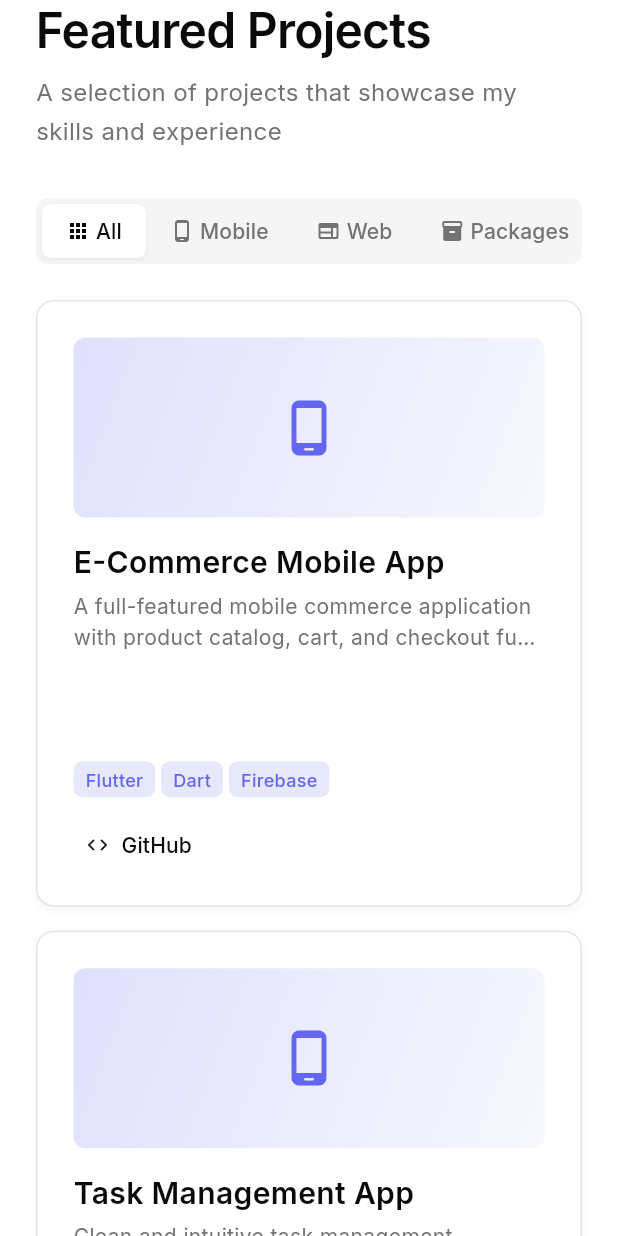
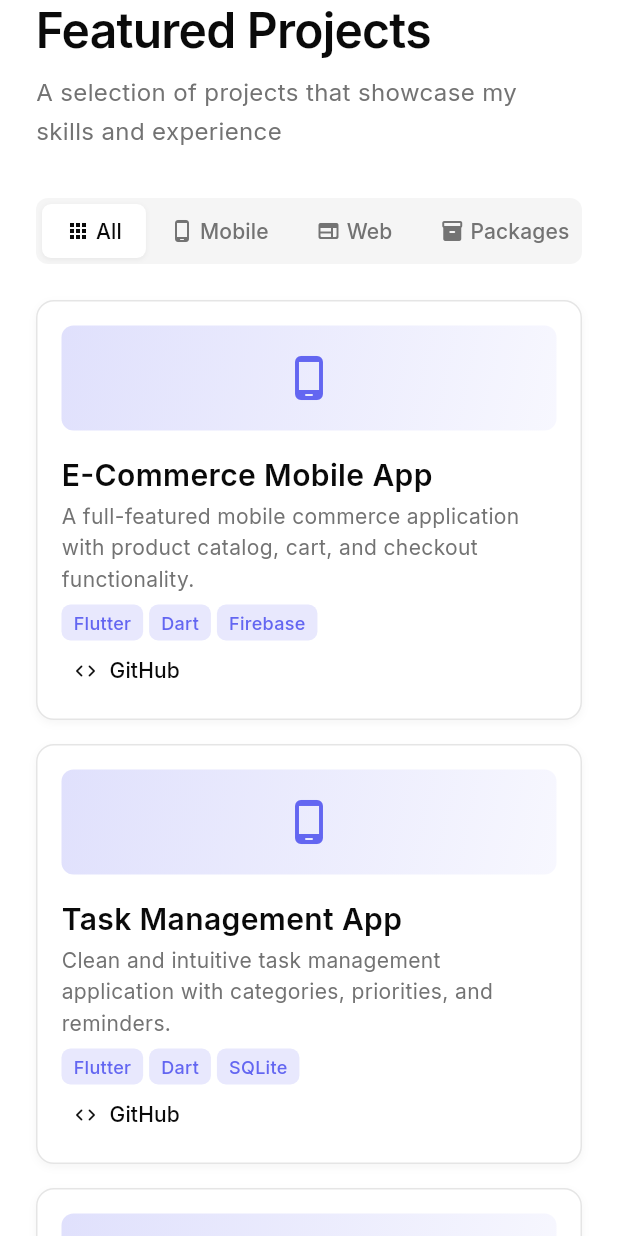
Before and after one commit to mel-adna/Portfolio_With_Flutter, a Flutter app: the screen it shows after launch, after a tap on the "light mode" icon, after a tap on "View Projects", on a phone screen of 412 x 824 dp. Run offline on Flutter 3.47's test engine with Material 3 defaults, Android fonts, the phone set to English and light mode, and no system bars; our stand-ins replace google_fonts.

Commit message:
Initial commit: Finalized portfolio with responsive layout and 1337 experience

```diff
--- a/lib/data/projects_data.dart
+++ b/lib/data/projects_data.dart
@@ -98,8 +98,8 @@ Key Features:
 • Smooth animations and transitions
 • Contact form with validation''',
     technologies: ['Flutter Web', 'Dart', 'Responsive Design'],
-    githubUrl: 'https://github.com/mel-adna',
-    demoUrl: 'https://mel-adna.github.io',
+    githubUrl: 'https://github.com/mel-adna/Portfolio_With_Flutter',
+    demoUrl: 'https://mel-adna.github.io/Portfolio_With_Flutter',
     category: ProjectCategory.web,
   ),
 ];
--- a/lib/pages/home_page.dart
+++ b/lib/pages/home_page.dart
@@ -62,10 +62,7 @@ class _HomePageState extends State<HomePage> {
   Widget build(BuildContext context) {
     return Scaffold(
       backgroundColor: AppColors.background(context),
-      body: Stack(
-        children: [
-          // Main content
-          CustomScrollView(
+      body: CustomScrollView(
         controller: _scrollController,
         slivers: [
           // Navigation bar
@@ -74,6 +71,7 @@ class _HomePageState extends State<HomePage> {
               onThemeToggle: widget.onThemeToggle,
               isDarkMode: widget.isDarkMode,
               onAbout: _scrollToAbout,
+              onSkills: _scrollToSkills,
               onProjects: _scrollToProjects,
               onExperience: _scrollToExperience,
               onContact: _scrollToContact,
@@ -90,10 +88,7 @@ class _HomePageState extends State<HomePage> {
 
           // About section
           SliverToBoxAdapter(
-                child: Container(
-                  key: _aboutKey,
-                  child: const AboutSection(),
-                ),
+            child: Container(key: _aboutKey, child: const AboutSection()),
           ),
 
           // Spacing
@@ -109,10 +104,7 @@ class _HomePageState extends State<HomePage> {
 
           // Skills section
           SliverToBoxAdapter(
-                child: Container(
-                  key: _skillsKey,
-                  child: const SkillsSection(),
-                ),
+            child: Container(key: _skillsKey, child: const SkillsSection()),
           ),
 
           // Spacing
@@ -128,10 +120,7 @@ class _HomePageState extends State<HomePage> {
 
           // Projects section
           SliverToBoxAdapter(
-                child: Container(
-                  key: _projectsKey,
-                  child: const ProjectsSection(),
-                ),
+            child: Container(key: _projectsKey, child: const ProjectsSection()),
           ),
 
           // Spacing
@@ -166,18 +155,11 @@ class _HomePageState extends State<HomePage> {
 
           // Contact section
           SliverToBoxAdapter(
-                child: Container(
-                  key: _contactKey,
-                  child: const ContactSection(),
-                ),
+            child: Container(key: _contactKey, child: const ContactSection()),
           ),
 
           // Footer
-              const SliverToBoxAdapter(
-                child: _Footer(),
-              ),
-            ],
-          ),
+          const SliverToBoxAdapter(child: _Footer()),
         ],
       ),
     );
@@ -189,6 +171,7 @@ class _NavigationBar extends StatelessWidget {
   final VoidCallback onThemeToggle;
   final bool isDarkMode;
   final VoidCallback? onAbout;
+  final VoidCallback? onSkills;
   final VoidCallback? onProjects;
   final VoidCallback? onExperience;
   final VoidCallback? onContact;
@@ -197,6 +180,7 @@ class _NavigationBar extends StatelessWidget {
     required this.onThemeToggle,
     required this.isDarkMode,
     this.onAbout,
+    this.onSkills,
     this.onProjects,
     this.onExperience,
     this.onContact,
@@ -209,21 +193,25 @@ class _NavigationBar extends StatelessWidget {
     return Container(
       width: double.infinity,
       padding: EdgeInsets.symmetric(
-        horizontal: Responsive.value(context, mobile: 16, tablet: 32, desktop: 64),
+        horizontal: Responsive.value(
+          context,
+          mobile: 16,
+          tablet: 32,
+          desktop: 64,
+        ),
         vertical: AppSpacing.md,
       ),
       decoration: BoxDecoration(
         color: AppColors.background(context).withValues(alpha: 0.8),
         border: Border(
-          bottom: BorderSide(
-            color: AppColors.border(context),
-            width: 1,
-          ),
+          bottom: BorderSide(color: AppColors.border(context), width: 1),
         ),
       ),
       child: Center(
         child: ConstrainedBox(
-          constraints: BoxConstraints(maxWidth: Responsive.contentMaxWidth(context)),
+          constraints: BoxConstraints(
+            maxWidth: Responsive.contentMaxWidth(context),
+          ),
           child: Row(
             mainAxisAlignment: MainAxisAlignment.spaceBetween,
             children: [
@@ -240,38 +228,55 @@ class _NavigationBar extends StatelessWidget {
                     child: Center(
                       child: Text(
                         'M',
-                        style: AppTypography.bodyMedium(Colors.white)
-                            .copyWith(fontWeight: FontWeight.bold),
+                        style: AppTypography.bodyMedium(
+                          Colors.white,
+                        ).copyWith(fontWeight: FontWeight.bold),
                       ),
                     ),
                   ),
-                  if (!isMobile) ...[
+                  if (Responsive.isDesktop(context)) ...[
                     const SizedBox(width: AppSpacing.sm),
                     Text(
                       'Mohamed Eladnani',
-                      style: AppTypography.bodyMedium(AppColors.foreground(context))
-                          .copyWith(fontWeight: FontWeight.w600),
+                      style: AppTypography.bodyMedium(
+                        AppColors.foreground(context),
+                      ).copyWith(fontWeight: FontWeight.w600),
                     ),
                   ],
                 ],
               ),
 
-              // Navigation links (desktop only)
+              // Navigation links (desktop and tablet)
               if (!isMobile)
-                Row(
+                Expanded(
+                  child: SingleChildScrollView(
+                    scrollDirection: Axis.horizontal,
+                    child: Padding(
+                      padding: const EdgeInsets.symmetric(
+                        horizontal: AppSpacing.md,
+                      ),
+                      child: Row(
+                        mainAxisSize: MainAxisSize.min,
                         children: [
                           _NavLink(text: 'About', onTap: onAbout ?? () {}),
-                    _NavLink(text: 'Projects', onTap: onProjects ?? () {}),
-                    _NavLink(text: 'Experience', onTap: onExperience ?? () {}),
+                          _NavLink(text: 'Skills', onTap: onSkills ?? () {}),
+                          _NavLink(
+                            text: 'Projects',
+                            onTap: onProjects ?? () {},
+                          ),
+                          _NavLink(
+                            text: 'Experience',
+                            onTap: onExperience ?? () {},
+                          ),
                           _NavLink(text: 'Contact', onTap: onContact ?? () {}),
                         ],
                       ),
+                    ),
+                  ),
+                ),
 
               // Theme toggle
-              _ThemeToggle(
-                isDarkMode: isDarkMode,
-                onToggle: onThemeToggle,
-              ),
+              _ThemeToggle(isDarkMode: isDarkMode, onToggle: onThemeToggle),
             ],
           ),
         ),
@@ -303,7 +308,14 @@ class _NavLinkState extends State<_NavLink> {
       child: GestureDetector(
         onTap: widget.onTap,
         child: Padding(
-          padding: const EdgeInsets.symmetric(horizontal: AppSpacing.md),
+          padding: EdgeInsets.symmetric(
+            horizontal: Responsive.value(
+              context,
+              mobile: 8,
+              tablet: 8,
+              desktop: 16,
+            ),
+          ),
           child: Text(
             widget.text,
             style: AppTypography.bodySmall(
@@ -344,14 +356,14 @@ class _ThemeToggleState extends State<_ThemeToggle> {
           duration: const Duration(milliseconds: 150),
           padding: const EdgeInsets.all(AppSpacing.sm),
           decoration: BoxDecoration(
-            color: _isHovered
-                ? AppColors.muted(context)
-                : Colors.transparent,
+            color: _isHovered ? AppColors.muted(context) : Colors.transparent,
             borderRadius: BorderRadius.circular(AppSpacing.radiusMd),
             border: Border.all(color: AppColors.border(context)),
           ),
           child: Icon(
-            widget.isDarkMode ? Icons.light_mode_rounded : Icons.dark_mode_rounded,
+            widget.isDarkMode
+                ? Icons.light_mode_rounded
+                : Icons.dark_mode_rounded,
             size: 18,
             color: AppColors.foreground(context),
           ),
@@ -370,15 +382,17 @@ class _Footer extends StatelessWidget {
     return Container(
       width: double.infinity,
       padding: EdgeInsets.symmetric(
-        horizontal: Responsive.value(context, mobile: 24, tablet: 48, desktop: 64),
+        horizontal: Responsive.value(
+          context,
+          mobile: 24,
+          tablet: 48,
+          desktop: 64,
+        ),
         vertical: AppSpacing.xl,
       ),
       decoration: BoxDecoration(
         border: Border(
-          top: BorderSide(
-            color: AppColors.border(context),
-            width: 1,
-          ),
+          top: BorderSide(color: AppColors.border(context), width: 1),
         ),
       ),
       child: Center(
@@ -386,7 +400,9 @@ class _Footer extends StatelessWidget {
           children: [
             Text(
               'Built with Flutter & ❤️',
-              style: AppTypography.bodySmall(AppColors.mutedForeground(context)),
+              style: AppTypography.bodySmall(
+                AppColors.mutedForeground(context),
+              ),
             ),
             const SizedBox(height: AppSpacing.xs),
             Text(
--- a/lib/sections/experience_section.dart
+++ b/lib/sections/experience_section.dart
@@ -20,7 +20,9 @@ class ExperienceSection extends StatelessWidget {
       color: AppColors.muted(context).withValues(alpha: 0.3),
       child: Center(
         child: ConstrainedBox(
-          constraints: BoxConstraints(maxWidth: Responsive.contentMaxWidth(context)),
+          constraints: BoxConstraints(
+            maxWidth: Responsive.contentMaxWidth(context),
+          ),
           child: Column(
             crossAxisAlignment: CrossAxisAlignment.start,
             children: [
@@ -30,12 +32,16 @@ class ExperienceSection extends StatelessWidget {
                 children: [
                   Text(
                     'Work Experience',
-                    style: AppTypography.headingLarge(AppColors.foreground(context)),
+                    style: AppTypography.headingLarge(
+                      AppColors.foreground(context),
+                    ),
                   ),
                   const SizedBox(height: AppSpacing.sm),
                   Text(
                     'My professional journey and career highlights',
-                    style: AppTypography.bodyMedium(AppColors.mutedForeground(context)),
+                    style: AppTypography.bodyMedium(
+                      AppColors.mutedForeground(context),
+                    ),
                   ),
                 ],
               ),
@@ -46,7 +52,8 @@ class ExperienceSection extends StatelessWidget {
                 shrinkWrap: true,
                 physics: const NeverScrollableScrollPhysics(),
                 itemCount: experienceData.length,
-                separatorBuilder: (_, __) => const SizedBox(height: AppSpacing.md),
+                separatorBuilder: (context, index) =>
+                    const SizedBox(height: AppSpacing.md),
                 itemBuilder: (context, index) {
                   final experience = experienceData[index];
                   final isFirst = index == 0;
@@ -102,10 +109,14 @@ class _ExperienceCard extends StatelessWidget {
                   width: 12,
                   height: 12,
                   decoration: BoxDecoration(
-                    color: isFirst ? AppColors.accent(context) : AppColors.border(context),
+                    color: isFirst
+                        ? AppColors.accent(context)
+                        : AppColors.border(context),
                     borderRadius: BorderRadius.circular(6),
                     border: Border.all(
-                      color: isFirst ? AppColors.accent(context) : AppColors.border(context),
+                      color: isFirst
+                          ? AppColors.accent(context)
+                          : AppColors.border(context),
                       width: 2,
                     ),
                   ),
@@ -141,12 +152,16 @@ class _ExperienceCard extends StatelessWidget {
                       height: 48,
                       decoration: BoxDecoration(
                         color: AppColors.accent(context).withValues(alpha: 0.1),
-                        borderRadius: BorderRadius.circular(AppSpacing.radiusMd),
+                        borderRadius: BorderRadius.circular(
+                          AppSpacing.radiusMd,
+                        ),
                       ),
                       child: Center(
                         child: Text(
                           experience.company[0],
-                          style: AppTypography.headingSmall(AppColors.accent(context)),
+                          style: AppTypography.headingSmall(
+                            AppColors.accent(context),
+                          ),
                         ),
                       ),
                     ),
@@ -157,12 +172,16 @@ class _ExperienceCard extends StatelessWidget {
                         children: [
                           Text(
                             experience.role,
-                            style: AppTypography.headingSmall(AppColors.foreground(context)),
+                            style: AppTypography.headingSmall(
+                              AppColors.foreground(context),
+                            ),
                           ),
                           const SizedBox(height: AppSpacing.xxs),
                           Text(
                             experience.company,
-                            style: AppTypography.bodyMedium(AppColors.mutedForeground(context)),
+                            style: AppTypography.bodyMedium(
+                              AppColors.mutedForeground(context),
+                            ),
                           ),
                         ],
                       ),
@@ -191,7 +210,9 @@ class _ExperienceCard extends StatelessWidget {
                 // Description
                 Text(
                   experience.description,
-                  style: AppTypography.bodyMedium(AppColors.mutedForeground(context)),
+                  style: AppTypography.bodyMedium(
+                    AppColors.mutedForeground(context),
+                  ),
                 ),
                 const SizedBox(height: AppSpacing.md),
 
@@ -204,7 +225,9 @@ class _ExperienceCard extends StatelessWidget {
                         crossAxisAlignment: CrossAxisAlignment.start,
                         children: experience.responsibilities.map((r) {
                           return Padding(
-                            padding: const EdgeInsets.only(bottom: AppSpacing.sm),
+                            padding: const EdgeInsets.only(
+                              bottom: AppSpacing.sm,
+                            ),
                             child: Row(
                               crossAxisAlignment: CrossAxisAlignment.start,
                               children: [
@@ -264,11 +287,7 @@ class _MetaItem extends StatelessWidget {
     return Row(
       mainAxisSize: MainAxisSize.min,
       children: [
-        Icon(
-          icon,
-          size: 14,
-          color: AppColors.mutedForeground(context),
-        ),
+        Icon(icon, size: 14, color: AppColors.mutedForeground(context)),
         const SizedBox(width: AppSpacing.xs),
         Text(
           text,
--- a/lib/sections/projects_section.dart
+++ b/lib/sections/projects_section.dart
@@ -22,7 +22,9 @@ class ProjectsSection extends StatelessWidget {
       padding: Responsive.sectionPadding(context),
       child: Center(
         child: ConstrainedBox(
-          constraints: BoxConstraints(maxWidth: Responsive.contentMaxWidth(context)),
+          constraints: BoxConstraints(
+            maxWidth: Responsive.contentMaxWidth(context),
+          ),
           child: Column(
             crossAxisAlignment: CrossAxisAlignment.start,
             children: [
@@ -32,12 +34,16 @@ class ProjectsSection extends StatelessWidget {
                 children: [
                   Text(
                     'Featured Projects',
-                    style: AppTypography.headingLarge(AppColors.foreground(context)),
+                    style: AppTypography.headingLarge(
+                      AppColors.foreground(context),
+                    ),
                   ),
                   const SizedBox(height: AppSpacing.sm),
                   Text(
                     'A selection of projects that showcase my skills and experience',
-                    style: AppTypography.bodyMedium(AppColors.mutedForeground(context)),
+                    style: AppTypography.bodyMedium(
+                      AppColors.mutedForeground(context),
+                    ),
                   ),
                 ],
               ),
@@ -119,11 +125,11 @@ class _ProjectGrid extends StatelessWidget {
             crossAxisCount: crossAxisCount,
             crossAxisSpacing: AppSpacing.md,
             mainAxisSpacing: AppSpacing.md,
-            childAspectRatio: Responsive.value(
+            mainAxisExtent: Responsive.value(
               context,
-              mobile: 0.9,
-              tablet: 1.0,
-              desktop: 1.1,
+              mobile: 280, // Guaranteed safe height
+              tablet: 300, // Balanced for tablet
+              desktop: 320, // Sleek and spacious
             ),
           ),
           itemCount: projects.length,
@@ -147,12 +153,13 @@ class _ProjectCard extends StatelessWidget {
     return ShadcnCard(
       hoverable: true,
       onTap: () => _showProjectDetails(context),
+      padding: const EdgeInsets.all(AppSpacing.md),
       child: Column(
         crossAxisAlignment: CrossAxisAlignment.start,
         children: [
           // Project image placeholder
           Container(
-            height: 120,
+            height: 70, // Slightly smaller to ensure fit
             width: double.infinity,
             decoration: BoxDecoration(
               gradient: LinearGradient(
@@ -168,13 +175,14 @@ class _ProjectCard extends StatelessWidget {
             child: Center(
               child: Icon(
                 _getCategoryIcon(),
-                size: 40,
+                size: 32, // Reduced size
                 color: AppColors.accent(context),
               ),
             ),
           ),
-          const SizedBox(height: AppSpacing.md),
-
+          const SizedBox(
+            height: AppSpacing.md,
+          ), // More breathing room after image
           // Title
           Text(
             project.title,
@@ -182,26 +190,28 @@ class _ProjectCard extends StatelessWidget {
             maxLines: 1,
             overflow: TextOverflow.ellipsis,
           ),
-          const SizedBox(height: AppSpacing.xs),
+          const SizedBox(height: AppSpacing.xxs),
 
           // Description
           Expanded(
             child: Text(
               project.description,
-              style: AppTypography.bodySmall(AppColors.mutedForeground(context)),
-              maxLines: 2,
+              style: AppTypography.bodySmall(
+                AppColors.mutedForeground(context),
+              ),
+              maxLines: 3, // Increased to allow more text if space allows
               overflow: TextOverflow.ellipsis,
             ),
           ),
-          const SizedBox(height: AppSpacing.md),
-
+          const SizedBox(height: AppSpacing.sm), // Tighter spacing for safety
           // Tech badges
           SizedBox(
             height: 24,
             child: ListView.separated(
               scrollDirection: Axis.horizontal,
               itemCount: project.technologies.take(3).length,
-              separatorBuilder: (_, __) => const SizedBox(width: AppSpacing.xs),
+              separatorBuilder: (context, index) =>
+                  const SizedBox(width: AppSpacing.xs),
               itemBuilder: (context, index) {
                 final tech = project.technologies[index];
                 return ShadcnBadge(
@@ -211,7 +221,7 @@ class _ProjectCard extends StatelessWidget {
               },
             ),
           ),
-          const SizedBox(height: AppSpacing.md),
+          const SizedBox(height: AppSpacing.xs),
 
           // Action buttons
           Row(
@@ -272,7 +282,9 @@ class _ProjectCard extends StatelessWidget {
                 // Full description
                 Text(
                   project.fullDescription ?? project.description,
-                  style: AppTypography.bodyMedium(AppColors.mutedForeground(context)),
+                  style: AppTypography.bodyMedium(
+                    AppColors.mutedForeground(context),
+                  ),
                 ),
                 const SizedBox(height: AppSpacing.lg),
 
--- a/lib/sections/skills_section.dart
+++ b/lib/sections/skills_section.dart
@@ -19,7 +19,9 @@ class SkillsSection extends StatelessWidget {
       color: AppColors.muted(context).withValues(alpha: 0.3),
       child: Center(
         child: ConstrainedBox(
-          constraints: BoxConstraints(maxWidth: Responsive.contentMaxWidth(context)),
+          constraints: BoxConstraints(
+            maxWidth: Responsive.contentMaxWidth(context),
+          ),
           child: Column(
             crossAxisAlignment: CrossAxisAlignment.start,
             children: [
@@ -29,12 +31,16 @@ class SkillsSection extends StatelessWidget {
                 children: [
                   Text(
                     'Skills & Expertise',
-                    style: AppTypography.headingLarge(AppColors.foreground(context)),
+                    style: AppTypography.headingLarge(
+                      AppColors.foreground(context),
+                    ),
                   ),
                   const SizedBox(height: AppSpacing.sm),
                   Text(
                     'Technologies and tools I work with daily',
-                    style: AppTypography.bodyMedium(AppColors.mutedForeground(context)),
+                    style: AppTypography.bodyMedium(
+                      AppColors.mutedForeground(context),
+                    ),
                   ),
                 ],
               ),
@@ -52,11 +58,11 @@ class SkillsSection extends StatelessWidget {
                       crossAxisCount: crossAxisCount,
                       crossAxisSpacing: AppSpacing.md,
                       mainAxisSpacing: AppSpacing.md,
-                      childAspectRatio: Responsive.value(
+                      mainAxisExtent: Responsive.value(
                         context,
-                        mobile: 1.2,
-                        tablet: 1.5,
-                        desktop: 1.6,
+                        mobile: 200, // Fixed height for mobile
+                        tablet: 220, // Fixed height for tablet
+                        desktop: 240, // Fixed height for desktop
                       ),
                     ),
                     itemCount: skillsData.length,
@@ -110,12 +116,15 @@ class _SkillCategoryCard extends StatelessWidget {
                   children: [
                     Text(
                       category.name,
-                      style: AppTypography.bodyMedium(AppColors.foreground(context))
-                          .copyWith(fontWeight: FontWeight.w600),
+                      style: AppTypography.bodyMedium(
+                        AppColors.foreground(context),
+                      ).copyWith(fontWeight: FontWeight.w600),
                     ),
                     Text(
                       category.description,
-                      style: AppTypography.caption(AppColors.mutedForeground(context)),
+                      style: AppTypography.caption(
+                        AppColors.mutedForeground(context),
+                      ),
                       maxLines: 1,
                       overflow: TextOverflow.ellipsis,
                     ),
--- a/pubspec.yaml
+++ b/pubspec.yaml
@@ -1,5 +1,5 @@
-name: portfolio
-description: "A new Flutter project."
+name: portfolio_eladnani
+description: "A professional Flutter portfolio showcase for Mohamed Eladnani, featuring responsive design, dark mode, and shadcn/ui inspired components."
 # The following line prevents the package from being accidentally published to
 # pub.dev using `flutter pub publish`. This is preferred for private packages.
 publish_to: 'none' # Remove this line if you wish to publish to pub.dev
```
Also changed, not shown: lib/data/experience_data.dart (+22 -4 lines), lib/sections/about_section.dart (+19 -18 lines), lib/sections/contact_section.dart (+22 -22 lines), lib/sections/hero_section.dart (+51 -20 lines), lib/widgets/tooltip/shadcn_tooltip.dart (deleted, +0 -135 lines), assets/profile.jpg (deleted), 3 other files. Lines whose indentation alone changed are shown as unchanged.
